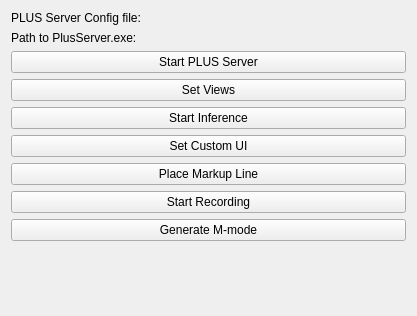
SlicerIGT/aigt, file UltrasoundObjectDetection/SlicerModule/BLUELungUltrasound/Resources/UI/BLUELungUltrasound.ui: the form before one commit.
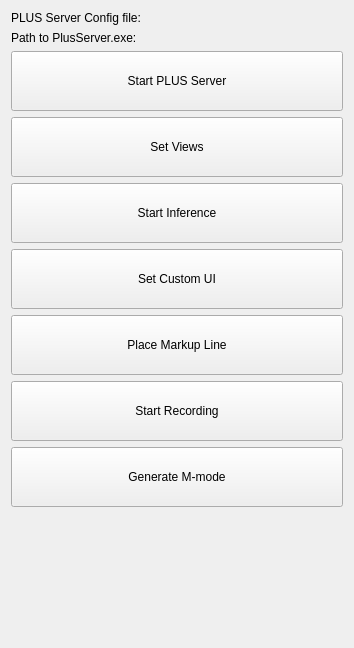
The form after the commit. Custom widgets are drawn as their Qt base class.

Patch:
```diff
--- a/UltrasoundObjectDetection/SlicerModule/BLUELungUltrasound/Resources/UI/BLUELungUltrasound.ui
+++ b/UltrasoundObjectDetection/SlicerModule/BLUELungUltrasound/Resources/UI/BLUELungUltrasound.ui
@@ -6,8 +6,8 @@
    <rect>
     <x>0</x>
     <y>0</y>
-    <width>417</width>
-    <height>316</height>
+    <width>354</width>
+    <height>648</height>
    </rect>
   </property>
   <layout class="QVBoxLayout" name="verticalLayout">
@@ -47,6 +47,12 @@
    </item>
    <item>
     <widget class="QPushButton" name="startPlusButton">
+     <property name="minimumSize">
+      <size>
+       <width>0</width>
+       <height>60</height>
+      </size>
+     </property>
      <property name="text">
       <string>Start PLUS Server</string>
      </property>
@@ -57,6 +63,12 @@
    </item>
    <item>
     <widget class="QPushButton" name="setViewButton">
+     <property name="minimumSize">
+      <size>
+       <width>0</width>
+       <height>60</height>
+      </size>
+     </property>
      <property name="text">
       <string>Set Views</string>
      </property>
@@ -64,6 +76,12 @@
    </item>
    <item>
     <widget class="QPushButton" name="startInferenceButton">
+     <property name="minimumSize">
+      <size>
+       <width>0</width>
+       <height>60</height>
+      </size>
+     </property>
      <property name="text">
       <string>Start Inference</string>
      </property>
@@ -74,6 +92,12 @@
    </item>
    <item>
     <widget class="QPushButton" name="setCustomUiButton">
+     <property name="minimumSize">
+      <size>
+       <width>0</width>
+       <height>60</height>
+      </size>
+     </property>
      <property name="text">
       <string>Set Custom UI</string>
      </property>
@@ -84,6 +108,12 @@
    </item>
    <item>
     <widget class="QPushButton" name="placeMarkupLineButton">
+     <property name="minimumSize">
+      <size>
+       <width>0</width>
+       <height>60</height>
+      </size>
+     </property>
      <property name="text">
       <string>Place Markup Line</string>
      </property>
@@ -91,6 +121,12 @@
    </item>
    <item>
     <widget class="QPushButton" name="toggleTestObserverButton">
+     <property name="minimumSize">
+      <size>
+       <width>0</width>
+       <height>60</height>
+      </size>
+     </property>
      <property name="text">
       <string>Start Recording</string>
      </property>
@@ -101,6 +137,18 @@
    </item>
    <item>
     <widget class="QPushButton" name="generateMModeButton">
+     <property name="sizePolicy">
+      <sizepolicy hsizetype="Minimum" vsizetype="Fixed">
+       <horstretch>0</horstretch>
+       <verstretch>0</verstretch>
+      </sizepolicy>
+     </property>
+     <property name="minimumSize">
+      <size>
+       <width>0</width>
+       <height>60</height>
+      </size>
+     </property>
      <property name="text">
       <string>Generate M-mode</string>
      </property>
```
